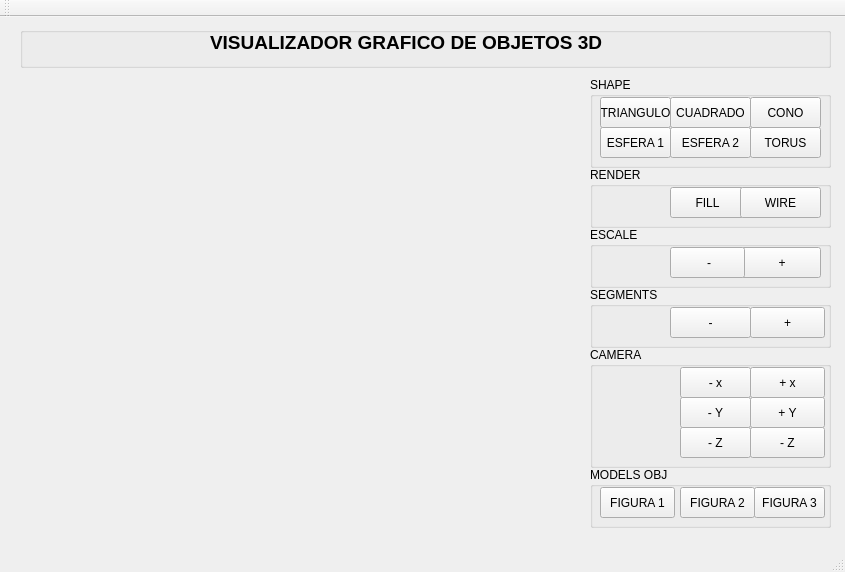
Above: ProyectoVisualizacion3D/ProyectoVisualizacion3D.ui from katriel18/ProyectoVisualizacion3D before the change. Below: the same form after it.
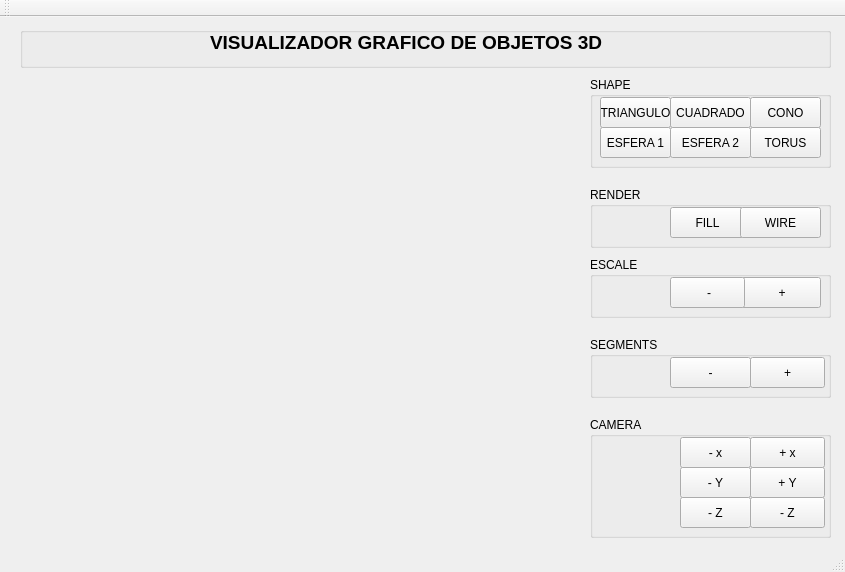
That is the form after the change.

Commit message: cambios finales

What changed in the file:
```diff
--- a/ProyectoVisualizacion3D/ProyectoVisualizacion3D.ui
+++ b/ProyectoVisualizacion3D/ProyectoVisualizacion3D.ui
@@ -120,7 +120,7 @@
     <property name="geometry">
      <rect>
       <x>590</x>
-      <y>150</y>
+      <y>170</y>
       <width>241</width>
       <height>61</height>
      </rect>
@@ -159,7 +159,7 @@
     <property name="geometry">
      <rect>
       <x>590</x>
-      <y>270</y>
+      <y>320</y>
       <width>241</width>
       <height>61</height>
      </rect>
@@ -198,7 +198,7 @@
     <property name="geometry">
      <rect>
       <x>590</x>
-      <y>330</y>
+      <y>400</y>
       <width>241</width>
       <height>121</height>
      </rect>
@@ -361,7 +361,7 @@
     <property name="geometry">
      <rect>
       <x>590</x>
-      <y>210</y>
+      <y>240</y>
       <width>241</width>
       <height>61</height>
      </rect>
@@ -396,58 +396,6 @@
      </property>
     </widget>
    </widget>
-   <widget class="QGroupBox" name="groupBox_7">
-    <property name="geometry">
-     <rect>
-      <x>590</x>
-      <y>450</y>
-      <width>241</width>
-      <height>61</height>
-     </rect>
-    </property>
-    <property name="title">
-     <string>MODELS OBJ</string>
-    </property>
-    <widget class="QPushButton" name="pushButton_19">
-     <property name="geometry">
-      <rect>
-       <x>10</x>
-       <y>20</y>
-       <width>75</width>
-       <height>31</height>
-      </rect>
-     </property>
-     <property name="text">
-      <string>FIGURA 1</string>
-     </property>
-    </widget>
-    <widget class="QPushButton" name="pushButton_20">
-     <property name="geometry">
-      <rect>
-       <x>90</x>
-       <y>20</y>
-       <width>75</width>
-       <height>31</height>
-      </rect>
-     </property>
-     <property name="text">
-      <string>FIGURA 2</string>
-     </property>
-    </widget>
-    <widget class="QPushButton" name="pushButton_21">
-     <property name="geometry">
-      <rect>
-       <x>164</x>
-       <y>20</y>
-       <width>71</width>
-       <height>31</height>
-      </rect>
-     </property>
-     <property name="text">
-      <string>FIGURA 3</string>
-     </property>
-    </widget>
-   </widget>
    <zorder>groupBox_6</zorder>
    <zorder>groupBox_5</zorder>
    <zorder>groupBox</zorder>
```
Left out of the diff: 1 changed line with no effect on the pictures. The commit also changes 1 other file.
